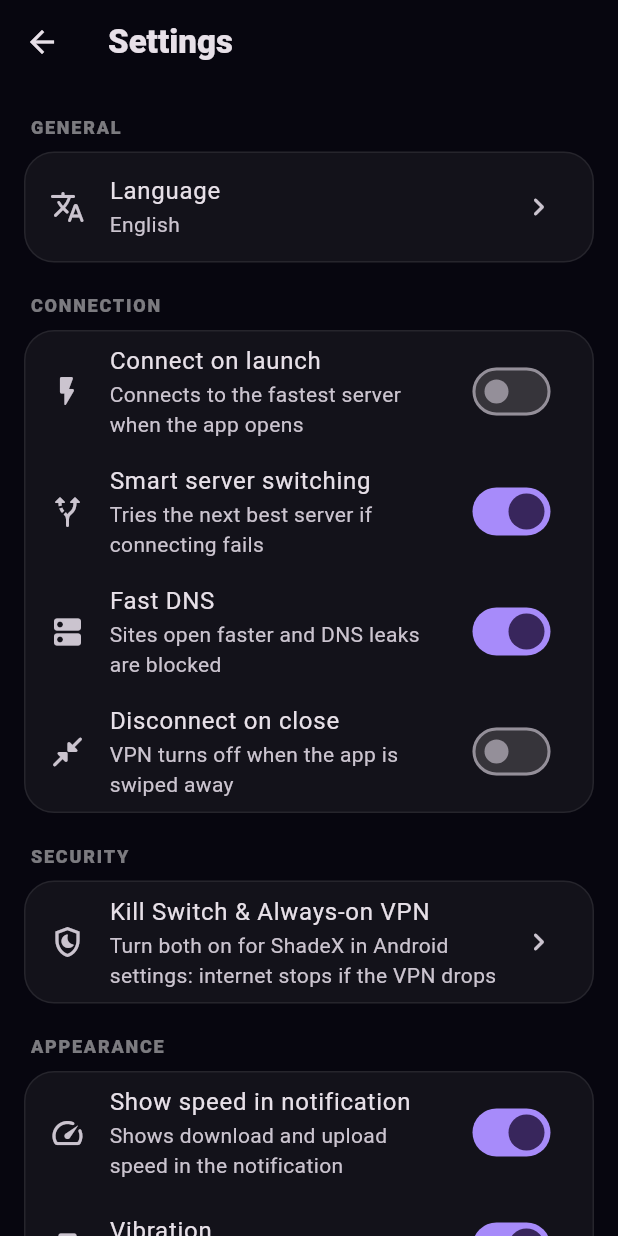
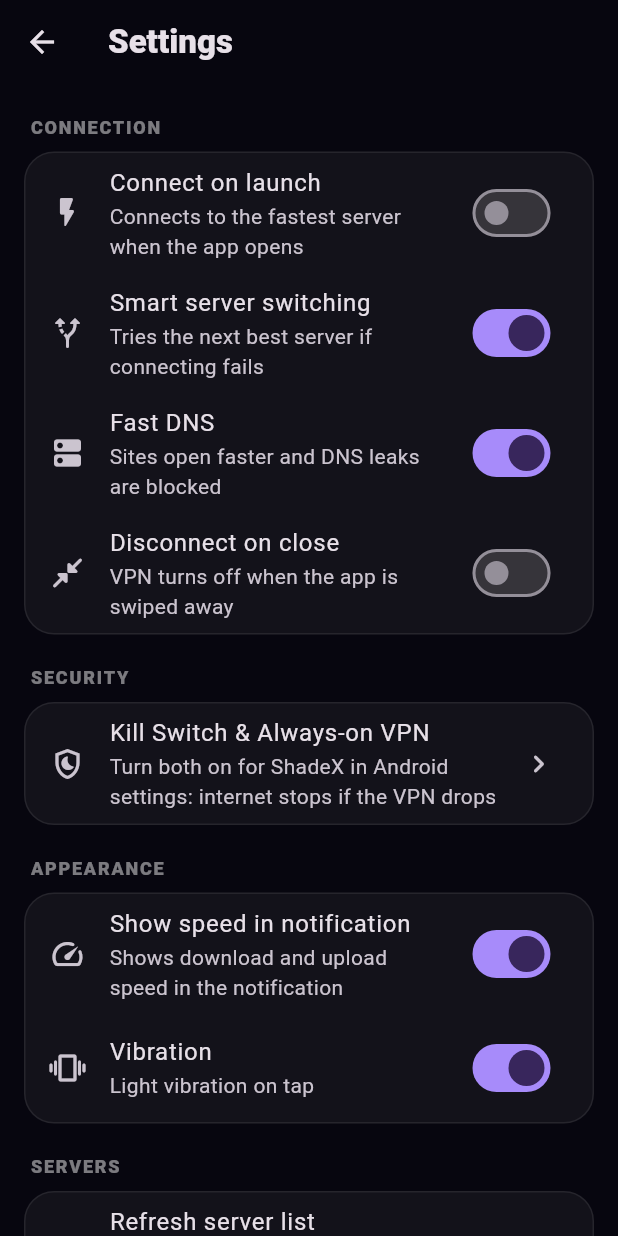
Before and after one commit to XADAN-900/shadex-vpn, a Flutter app: the screen it shows after launch, after a tap on the "settings" icon, on a phone screen of 412 x 824 dp. Run offline on Flutter 3.47's test engine with Material 3 defaults, Android fonts, the phone set to English and light mode, and no system bars; our stand-ins replace permission_handler, shared_preferences; missing offline and left inert: openvpn_flutter; network calls fail.

Commit message:
v1.3.0: dil telefonun diline göre otomatik
Ayarlar'daki dil seçimi kaldırıldı. Uygulama telefonun dil listesindeki ilk
desteklenen dilde açılır; hiçbiri desteklenmiyorsa İngilizce.

Co-Authored-By: Claude Opus 5.5 <noreply@anthropic.com>
Claude-Session: https://claude.ai/code/session_01CACA2N1mNFrsQtbDPhExZi

```diff
--- a/lib/l10n.dart
+++ b/lib/l10n.dart
@@ -13,18 +13,28 @@ class L10n {
     'ar': 'العربية',
   };
 
-  /// Varsayılan dil: uygulama ilk açılışta İngilizce başlar.
-  static const defaultCode = 'en';
+  /// Telefonun dili desteklenmiyorsa kullanılacak dil.
+  static const fallbackCode = 'en';
 
-  /// Seçili dil kodu; null ya da bilinmeyen kod = varsayılan (İngilizce).
-  static final ValueNotifier<String?> preference = ValueNotifier(null);
-
-  static String get code {
-    final p = preference.value;
-    return p != null && codes.contains(p) ? p : defaultCode;
-  }
+  /// Şu an kullanılan dil. Telefonun diline göre otomatik belirlenir.
+  static String code = fallbackCode;
 
   static Locale get locale => Locale(code);
+
+  /// Telefonun dilinden uygulama dilini seçer.
+  static Locale resolve(Locale? device) => resolveList([if (device != null) device]);
+
+  /// Telefonun dil listesinden ilk desteklenen dili seçer (MaterialApp çağırır).
+  static Locale resolveList(List<Locale>? device) {
+    code = fallbackCode;
+    for (final l in device ?? const <Locale>[]) {
+      if (codes.contains(l.languageCode)) {
+        code = l.languageCode;
+        break;
+      }
+    }
+    return Locale(code);
+  }
 
   /// Dil değişince yeniden çizilmek için build içinde çağrılır.
   static void watch(BuildContext context) => Localizations.localeOf(context);
--- a/lib/main.dart
+++ b/lib/main.dart
@@ -1,7 +1,6 @@
 import 'package:flutter/material.dart';
 import 'package:flutter/services.dart';
 import 'package:flutter_localizations/flutter_localizations.dart';
-import 'package:shared_preferences/shared_preferences.dart';
 
 import 'home_page.dart';
 import 'l10n.dart';
@@ -10,10 +9,6 @@ import 'theme.dart';
 Future<void> main() async {
   WidgetsFlutterBinding.ensureInitialized();
   await SystemChrome.setPreferredOrientations([DeviceOrientation.portraitUp]);
-  try {
-    final prefs = await SharedPreferences.getInstance();
-    L10n.preference.value = prefs.getString('language');
-  } catch (_) {}
   runApp(const ShadeXApp());
 }
 
@@ -22,14 +17,14 @@ class ShadeXApp extends StatelessWidget {
 
   @override
   Widget build(BuildContext context) {
-    return ValueListenableBuilder<String?>(
-      valueListenable: L10n.preference,
-      builder: (context, _, __) => MaterialApp(
+    return MaterialApp(
         title: 'ShadeX VPN',
         debugShowCheckedModeBanner: false,
         theme: buildTheme(),
-        locale: L10n.locale,
+        // Dil telefonun diline göre seçilir; desteklenmiyorsa İngilizce.
         supportedLocales: L10n.codes.map(Locale.new).toList(),
+        localeListResolutionCallback: (locales, supported) =>
+            L10n.resolveList(locales),
         localizationsDelegates: const [
           GlobalMaterialLocalizations.delegate,
           GlobalWidgetsLocalizations.delegate,
@@ -49,7 +44,6 @@ class ShadeXApp extends StatelessWidget {
           );
         },
         home: const HomePage(),
-      ),
     );
   }
 }
--- a/lib/settings.dart
+++ b/lib/settings.dart
@@ -5,7 +5,7 @@ import 'package:shared_preferences/shared_preferences.dart';
 import 'l10n.dart';
 import 'theme.dart';
 
-const appVersion = '1.2.2';
+const appVersion = '1.3.0';
 const shareLink =
     'https://github.com/XADAN-900/shadex-vpn/releases/latest/download/ShadeX-VPN.apk';
 
@@ -41,16 +41,6 @@ class AppSettings {
   /// Titreşimli geri bildirim.
   bool get haptics => _get('haptics', true);
   set haptics(bool v) => _set('haptics', v);
-
-  /// Dil kodu; null = varsayılan (İngilizce).
-  String? get language => _p?.getString('language');
-  set language(String? v) {
-    if (v == null) {
-      _p?.remove('language');
-    } else {
-      _p?.setString('language', v);
-    }
-  }
 
   /// Favori ülke kodları.
   Set<String> get favorites =>
@@ -156,33 +146,6 @@ class _SettingsPageState extends State<SettingsPage> {
       ..showSnackBar(SnackBar(content: Text(msg)));
   }
 
-  Future<void> _chooseLanguage() async {
-    final current = L10n.code;
-    final picked = await showDialog<String>(
-      context: context,
-      builder: (ctx) => SimpleDialog(
-        backgroundColor: AppColors.surface,
-        title: Text(tr('language')),
-        children: [
-          for (final code in ['en', ...L10n.codes.where((c) => c != 'en')])
-            ListTile(
-              title: Text(L10n.names[code]!),
-              trailing: current == code
-                  ? const Icon(
-                      Icons.check_circle_rounded,
-                      color: AppColors.green,
-                    )
-                  : null,
-              onTap: () => Navigator.pop(ctx, code),
-            ),
-        ],
-      ),
-    );
-    if (picked == null) return;
-    s.language = picked;
-    L10n.preference.value = picked;
-  }
-
   @override
   Widget build(BuildContext context) {
     L10n.watch(context);
@@ -199,15 +162,6 @@ class _SettingsPageState extends State<SettingsPage> {
       body: ListView(
         padding: const EdgeInsets.only(bottom: 32),
         children: [
-          _section(tr('sec_general')),
-          _card([
-            _tile(
-              icon: Icons.translate_rounded,
-              title: tr('language'),
-              subtitle: L10n.names[L10n.code],
-              onTap: _chooseLanguage,
-            ),
-          ]),
           _section(tr('sec_connection')),
           _card([
             _switch(
--- a/pubspec.yaml
+++ b/pubspec.yaml
@@ -1,7 +1,7 @@
 name: shadex_vpn
 description: ShadeX VPN - açık kaynaklı, ücretsiz ve reklamsız VPN uygulaması.
 publish_to: 'none'
-version: 1.2.2+5
+version: 1.3.0+6
 
 environment:
   sdk: '>=3.3.0 <4.0.0'
```
Also changed, not shown: 3 other files.
